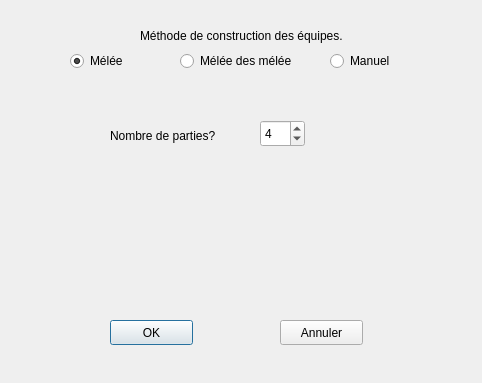
The window that windowteamconstruct.ui (LeVirus/Concour) describes before a commit, drawn with Qt 5.
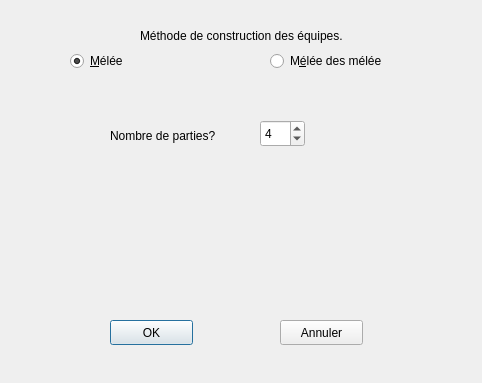
The same window after the commit.

Commit message: Fix empty name bug and remove manual option in generate teams window.

Diff of the .ui file:
```diff
--- a/windowteamconstruct.ui
+++ b/windowteamconstruct.ui
@@ -49,36 +49,23 @@
     </rect>
    </property>
    <property name="text">
-    <string>Mélée</string>
+    <string>&amp;Mélée</string>
    </property>
    <property name="checked">
     <bool>true</bool>
    </property>
   </widget>
-  <widget class="QRadioButton" name="radioButton_2">
-   <property name="geometry">
-    <rect>
-     <x>330</x>
-     <y>50</y>
-     <width>100</width>
-     <height>22</height>
-    </rect>
-   </property>
-   <property name="text">
-    <string>Manuel</string>
-   </property>
-  </widget>
   <widget class="QRadioButton" name="radioButton_3">
    <property name="geometry">
     <rect>
-     <x>180</x>
+     <x>270</x>
      <y>50</y>
      <width>131</width>
      <height>22</height>
     </rect>
    </property>
    <property name="text">
-    <string>Mélée des mélée</string>
+    <string>M&amp;élée des mélée</string>
    </property>
   </widget>
   <widget class="QPushButton" name="pushButton_2">
```
The commit also changes 6 other files.
